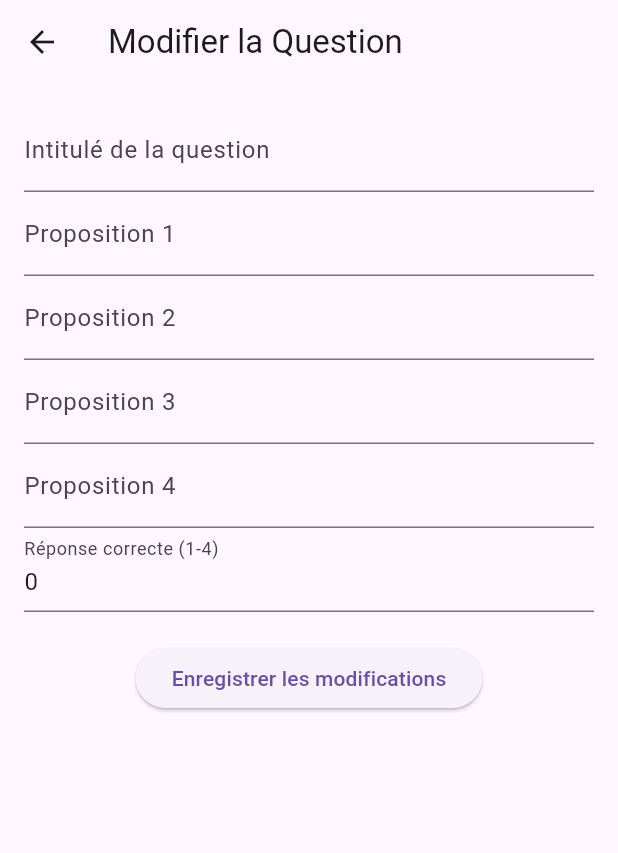
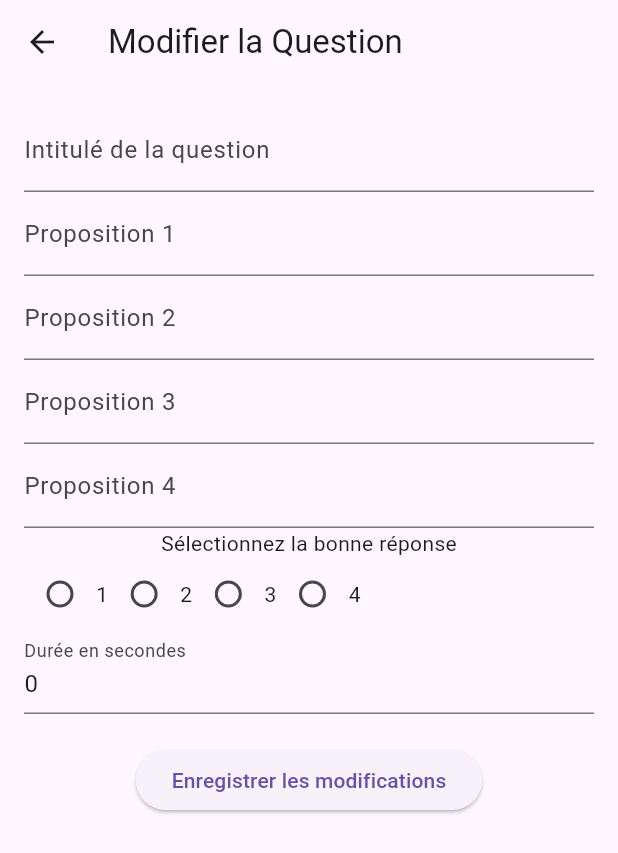
Before and after one commit to RomualdBR/Flutter-Cyclade, a Flutter app: the EditQuestionPage screen opened directly with empty values, on a phone screen of 412 x 824 dp. Shown: the top 853 px of the screen. Run offline on Flutter 3.47's test engine with Material 3 defaults, Android fonts, the phone set to English and light mode, and no system bars; our stand-ins replace email_validator, fl_chart; missing offline and left inert: mongo_dart.

Commit message:
fixing bugs, adding radio buttons in edit questions

```diff
--- a/lib/models/questionModel.dart
+++ b/lib/models/questionModel.dart
@@ -9,8 +9,9 @@ class Question {
   final String proposition_3;
   final String proposition_4;
   final int reponse;
+  final int seconds;
 
-  Question({required this.id, required this.id_test, required this.intitule, required this.proposition_1, required this.proposition_2, required this.proposition_3, required this.proposition_4, required this.reponse});
+  Question({required this.id, required this.id_test, required this.intitule, required this.proposition_1, required this.proposition_2, required this.proposition_3, required this.proposition_4, required this.reponse, required this.seconds});
 
   Map<String, dynamic> toJson() => {
         '_id': ObjectId.fromHexString(id),
@@ -21,6 +22,7 @@ class Question {
         'proposition_3': proposition_3,
         'proposition_4': proposition_4,
         'reponse': reponse,
+        'seconds': seconds,
       };
 
   factory Question.fromJson(Map<String, dynamic> json) => Question(
@@ -32,5 +34,6 @@ class Question {
         proposition_3: json['proposition_3'] ?? '',
         proposition_4: json['proposition_4'] ?? '',
         reponse: json['reponse'] ?? 1,
+        seconds: json['seconds'] ?? 60,
       );
 }
--- a/lib/pages/accueil.dart
+++ b/lib/pages/accueil.dart
@@ -1,6 +1,5 @@
 import 'package:flutter/material.dart';
 import 'package:flutter_cyclade/constant.dart';
-import 'package:flutter_cyclade/services/databaseService.dart';
 
 class AccueilPage extends StatefulWidget {
   const AccueilPage({super.key});
@@ -43,6 +42,7 @@ class _MyHomePageState extends State<AccueilPage> {
     return Scaffold(
       appBar: AppBar(
         title: const Text("Accueil"),
+        automaticallyImplyLeading: false,
       ),
       body: Column(
         crossAxisAlignment: CrossAxisAlignment.start,
--- a/lib/pages/admin.dart
+++ b/lib/pages/admin.dart
@@ -1,6 +1,5 @@
 import 'package:flutter/material.dart';
 import 'package:flutter_cyclade/models/resultatTestModel.dart';
-import 'package:flutter_cyclade/services/databaseService.dart';
 import 'package:flutter_cyclade/models/questionModel.dart';
 import 'package:flutter_cyclade/models/testModel.dart';
 import 'package:mongo_dart/mongo_dart.dart' show ObjectId;
@@ -201,6 +200,7 @@ class _AdminPageState extends State<AdminPage> {
                                   Text("3: ${question.proposition_3}"),
                                   Text("4: ${question.proposition_4}"),
                                   Text("Réponse: ${question.reponse}"),
+                                  Text("Durée: ${question.seconds}s"),
                                 ],
                               ),
                               trailing: Row(
--- a/lib/pages/connexion.dart
+++ b/lib/pages/connexion.dart
@@ -3,11 +3,6 @@ import 'package:flutter/material.dart';
 import 'package:flutter/services.dart';
 import 'package:flutter_cyclade/constant.dart';
 import 'package:flutter_cyclade/services/databaseService.dart';
-import 'package:mongo_dart/mongo_dart.dart'
-    show ObjectId;
-import '../models/userModel.dart';
-import 'package:crypto/crypto.dart';
-import 'dart:convert';
 
 class ConnexionPage extends StatefulWidget {
   const ConnexionPage({super.key});
--- a/lib/pages/createTest.dart
+++ b/lib/pages/createTest.dart
@@ -1,5 +1,4 @@
 import 'package:flutter/material.dart';
-import 'package:flutter_cyclade/services/databaseService.dart';
 import 'package:flutter_cyclade/models/testModel.dart';
 import 'package:mongo_dart/mongo_dart.dart' show ObjectId;
 import 'package:flutter_cyclade/services/testService.dart';
--- a/lib/pages/editQuestion.dart
+++ b/lib/pages/editQuestion.dart
@@ -1,9 +1,7 @@
 import 'package:flutter/material.dart';
-import 'package:flutter_cyclade/services/databaseService.dart';
+import 'package:flutter/services.dart';
 import 'package:flutter_cyclade/models/questionModel.dart';
-import 'package:flutter_cyclade/models/testModel.dart';
 import 'package:flutter_cyclade/services/questionService.dart';
-import 'package:mongo_dart/mongo_dart.dart' show ObjectId;
 
 class EditQuestionPage extends StatefulWidget {
   final Question question;
@@ -20,7 +18,8 @@ class _EditQuestionPageState extends State<EditQuestionPage> {
   late TextEditingController _prop2Controller;
   late TextEditingController _prop3Controller;
   late TextEditingController _prop4Controller;
-  late TextEditingController _correctAnswerController;
+  late TextEditingController _secondsController;
+  late int _reponseController = 1;
 
   @override
   void initState() {
@@ -30,7 +29,8 @@ class _EditQuestionPageState extends State<EditQuestionPage> {
     _prop2Controller = TextEditingController(text: widget.question.proposition_2);
     _prop3Controller = TextEditingController(text: widget.question.proposition_3);
     _prop4Controller = TextEditingController(text: widget.question.proposition_4);
-    _correctAnswerController = TextEditingController(text: widget.question.reponse.toString());
+    _secondsController = TextEditingController(text: widget.question.seconds.toString());
+    _reponseController = widget.question.reponse;
   }
 
   Future<void> _updateQuestion() async {
@@ -42,12 +42,14 @@ class _EditQuestionPageState extends State<EditQuestionPage> {
       proposition_2: _prop2Controller.text.trim(),
       proposition_3: _prop3Controller.text.trim(),
       proposition_4: _prop4Controller.text.trim(),
-      reponse: int.parse(_correctAnswerController.text.trim()),
+      reponse: _reponseController,
+      seconds: int.parse(_secondsController.text.trim()),
     );
 
     final result = await QuestionService.updateQuestion(updatedQuestion);
     ScaffoldMessenger.of(context).showSnackBar(SnackBar(content: Text(result)));
-    Navigator.pop(context, updatedQuestion); // Retourne la question mise à jour à la page précédente
+    Navigator.pop(
+        context, updatedQuestion); // Retourne la question mise à jour à la page précédente
   }
 
   @override
@@ -78,9 +80,55 @@ class _EditQuestionPageState extends State<EditQuestionPage> {
               controller: _prop4Controller,
               decoration: const InputDecoration(labelText: "Proposition 4"),
             ),
+            const Text("Sélectionnez la bonne réponse"),
+            Row(
+              children: [
+                Radio<int>(
+                  value: 1,
+                  groupValue: _reponseController,
+                  onChanged: (int? value) {
+                    setState(() {
+                      _reponseController = value!;
+                    });
+                  },
+                ),
+                const Text("1"),
+                Radio<int>(
+                  value: 2,
+                  groupValue: _reponseController,
+                  onChanged: (int? value) {
+                    setState(() {
+                      _reponseController = value!;
+                    });
+                  },
+                ),
+                const Text("2"),
+                Radio<int>(
+                  value: 3,
+                  groupValue: _reponseController,
+                  onChanged: (int? value) {
+                    setState(() {
+                      _reponseController = value!;
+                    });
+                  },
+                ),
+                const Text("3"),
+                Radio<int>(
+                  value: 4,
+                  groupValue: _reponseController,
+                  onChanged: (int? value) {
+                    setState(() {
+                      _reponseController = value!;
+                    });
+                  },
+                ),
+                const Text("4"),
+              ],
+            ),
             TextField(
-              controller: _correctAnswerController,
-              decoration: const InputDecoration(labelText: "Réponse correcte (1-4)"),
+              controller: _secondsController,
+              decoration: const InputDecoration(labelText: "Durée en secondes"),
+              inputFormatters: [FilteringTextInputFormatter.digitsOnly],
               keyboardType: TextInputType.number,
             ),
             const SizedBox(height: 20),
--- a/lib/pages/editTest.dart
+++ b/lib/pages/editTest.dart
@@ -1,6 +1,4 @@
 import 'package:flutter/material.dart';
-import 'package:flutter_cyclade/models/testModel.dart';
-import 'package:flutter_cyclade/services/databaseService.dart';
 import 'package:flutter_cyclade/models/testModel.dart';
 import 'package:flutter_cyclade/services/testService.dart';
 
--- a/lib/services/databaseService.dart
+++ b/lib/services/databaseService.dart
@@ -1,9 +1,5 @@
 import 'dart:developer';
-import 'package:flutter_cyclade/models/resultatTestModel.dart';
 import 'package:flutter_cyclade/models/userModel.dart';
-import 'package:flutter_cyclade/models/motivationModel.dart';
-import 'package:flutter_cyclade/models/questionModel.dart';
-import 'package:flutter_cyclade/models/testModel.dart';
 import 'package:mongo_dart/mongo_dart.dart';
 import '../constant.dart';
 import 'package:crypto/crypto.dart';
```
Also changed, not shown: lib/pages/createQuestion.dart (+8 -2 lines), lib/pages/profile.dart (+2 -8 lines), lib/services/motivationService.dart (+0 -7 lines), lib/services/questionService.dart (+2 -8 lines), lib/services/resultService.dart (+0 -9 lines), lib/services/testService.dart (+0 -7 lines).
